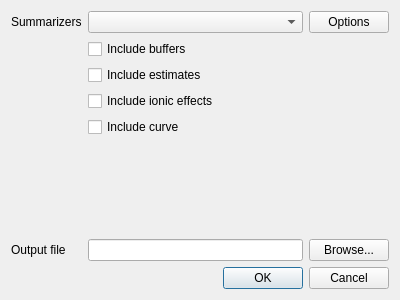
Qt form src/ui/summarizedialog.ui (echmet/AnglerFish) before a commit.
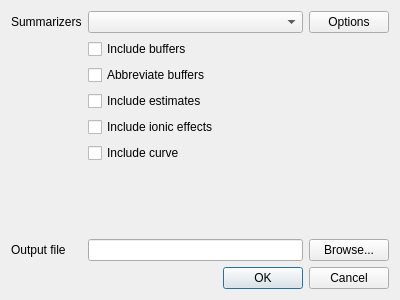
The same form after that commit.

Diff of the .ui file:
```diff
--- a/src/ui/summarizedialog.ui
+++ b/src/ui/summarizedialog.ui
@@ -11,7 +11,7 @@
    </rect>
   </property>
   <property name="windowTitle">
-   <string>Dialog</string>
+   <string>Summarize</string>
   </property>
   <layout class="QVBoxLayout" name="verticalLayout">
    <item>
@@ -51,28 +51,28 @@
        </property>
       </widget>
      </item>
-     <item row="2" column="1">
+     <item row="3" column="1">
       <widget class="QCheckBox" name="qcb_includeEstimates">
        <property name="text">
         <string>Include estimates</string>
        </property>
       </widget>
      </item>
-     <item row="3" column="1">
+     <item row="4" column="1">
       <widget class="QCheckBox" name="qbc_includeIonicEffects">
        <property name="text">
         <string>Include ionic effects</string>
        </property>
       </widget>
      </item>
-     <item row="4" column="1">
+     <item row="5" column="1">
       <widget class="QCheckBox" name="qcb_includeCurve">
        <property name="text">
         <string>Include curve</string>
        </property>
       </widget>
      </item>
-     <item row="6" column="1">
+     <item row="7" column="1">
       <layout class="QHBoxLayout" name="horizontalLayout_2">
        <item>
         <widget class="QLineEdit" name="qle_outputFile"/>
@@ -86,14 +86,14 @@
        </item>
       </layout>
      </item>
-     <item row="6" column="0">
+     <item row="7" column="0">
       <widget class="QLabel" name="ql_outputFile">
        <property name="text">
         <string>Output file</string>
        </property>
       </widget>
      </item>
-     <item row="5" column="1">
+     <item row="6" column="1">
       <spacer name="verticalSpacer">
        <property name="orientation">
         <enum>Qt::Vertical</enum>
@@ -106,6 +106,13 @@
        </property>
       </spacer>
      </item>
+     <item row="2" column="1">
+      <widget class="QCheckBox" name="qcb_abbreviateBuffers">
+       <property name="text">
+        <string>Abbreviate buffers</string>
+       </property>
+      </widget>
+     </item>
     </layout>
    </item>
    <item>
```
